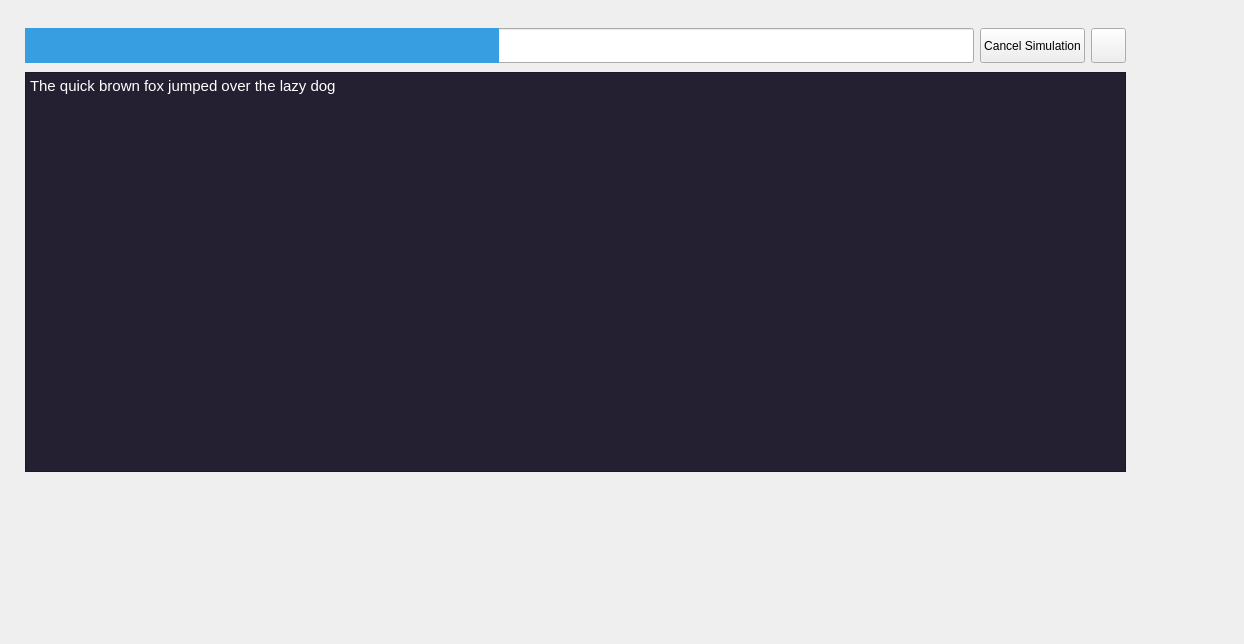
This is src/progressBar/progressBar.ui in FOSSEE/eSim as Qt 5 draws it before an edit. The edited form follows.
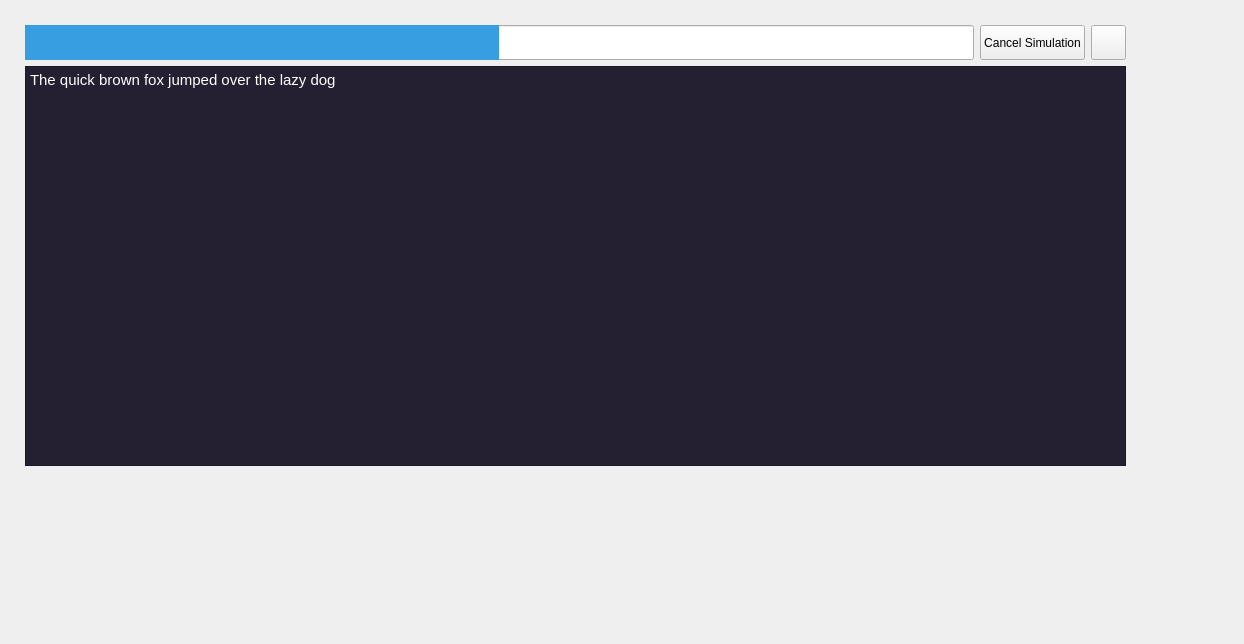
This is the edited form.

Diff of the .ui file:
```diff
--- a/src/progressBar/progressBar.ui
+++ b/src/progressBar/progressBar.ui
@@ -19,7 +19,7 @@
      <x>10</x>
      <y>10</y>
      <width>1131</width>
-     <height>481</height>
+     <height>471</height>
     </rect>
    </property>
    <layout class="QVBoxLayout" name="verticalLayout">
```
